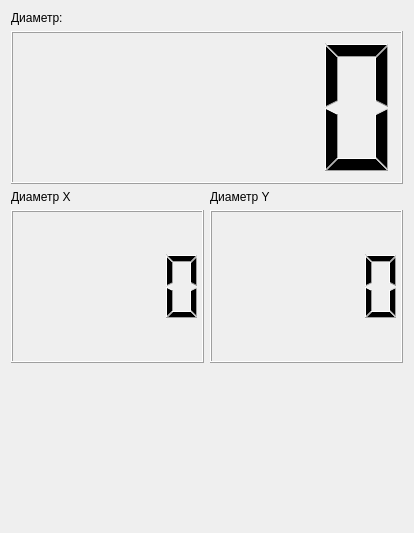
This is diameterlooker.ui in cotara/ZASIViewer as Qt 5 draws it before an edit. The edited form follows.
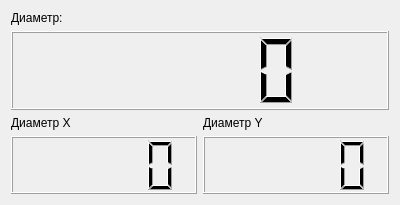
This is the edited form. Custom widgets are drawn as their Qt base class.

Patch:
```diff
--- a/diameterlooker.ui
+++ b/diameterlooker.ui
@@ -6,31 +6,20 @@
    <rect>
     <x>0</x>
     <y>0</y>
-    <width>414</width>
-    <height>533</height>
+    <width>400</width>
+    <height>205</height>
    </rect>
   </property>
   <property name="windowTitle">
    <string>Form</string>
   </property>
   <layout class="QGridLayout" name="gridLayout">
-   <item row="2" column="0">
-    <widget class="QLabel" name="label_2">
-     <property name="sizePolicy">
-      <sizepolicy hsizetype="Preferred" vsizetype="Fixed">
-       <horstretch>0</horstretch>
-       <verstretch>0</verstretch>
-      </sizepolicy>
-     </property>
-     <property name="text">
-      <string>Диаметр Х</string>
-     </property>
-    </widget>
-   </item>
-   <item row="1" column="0" colspan="2">
-    <widget class="QLCDNumber" name="lcdNumber"/>
-   </item>
    <item row="0" column="0" colspan="2">
+    <layout class="QVBoxLayout" name="VLayout">
+     <property name="bottomMargin">
+      <number>0</number>
+     </property>
+     <item>
     <widget class="QLabel" name="label">
      <property name="sizePolicy">
       <sizepolicy hsizetype="Preferred" vsizetype="Fixed">
@@ -43,7 +32,48 @@
      </property>
     </widget>
    </item>
-   <item row="2" column="1">
+     <item>
+      <widget class="QLCDNumber" name="lcdNumber">
+       <property name="minimumSize">
+        <size>
+         <width>0</width>
+         <height>50</height>
+        </size>
+       </property>
+      </widget>
+     </item>
+     <item>
+      <layout class="QHBoxLayout" name="horizontalLayout">
+       <item>
+        <layout class="QVBoxLayout" name="verticalLayout_3">
+         <item>
+          <widget class="QLabel" name="label_2">
+           <property name="sizePolicy">
+            <sizepolicy hsizetype="Preferred" vsizetype="Fixed">
+             <horstretch>0</horstretch>
+             <verstretch>0</verstretch>
+            </sizepolicy>
+           </property>
+           <property name="text">
+            <string>Диаметр Х</string>
+           </property>
+          </widget>
+         </item>
+         <item>
+          <widget class="QLCDNumber" name="lcdNumber_2">
+           <property name="minimumSize">
+            <size>
+             <width>0</width>
+             <height>50</height>
+            </size>
+           </property>
+          </widget>
+         </item>
+        </layout>
+       </item>
+       <item>
+        <layout class="QVBoxLayout" name="verticalLayout">
+         <item>
     <widget class="QLabel" name="label_3">
      <property name="sizePolicy">
       <sizepolicy hsizetype="Preferred" vsizetype="Fixed">
@@ -56,25 +86,24 @@
      </property>
     </widget>
    </item>
-   <item row="3" column="0">
-    <widget class="QLCDNumber" name="lcdNumber_2"/>
-   </item>
-   <item row="3" column="1">
-    <widget class="QLCDNumber" name="lcdNumber_3"/>
-   </item>
-   <item row="4" column="0" colspan="2">
-    <widget class="centerViewer" name="widget" native="true"/>
-   </item>
-  </layout>
+         <item>
+          <widget class="QLCDNumber" name="lcdNumber_3">
+           <property name="minimumSize">
+            <size>
+             <width>0</width>
+             <height>50</height>
+            </size>
+           </property>
+          </widget>
+         </item>
+        </layout>
+       </item>
+      </layout>
+     </item>
+    </layout>
+   </item>
+  </layout>
  </widget>
- <customwidgets>
-  <customwidget>
-   <class>centerViewer</class>
-   <extends>QWidget</extends>
-   <header>centerviewer.h</header>
-   <container>1</container>
-  </customwidget>
- </customwidgets>
  <resources/>
  <connections/>
 </ui>
```
Lines whose indentation alone changed are shown as unchanged.
